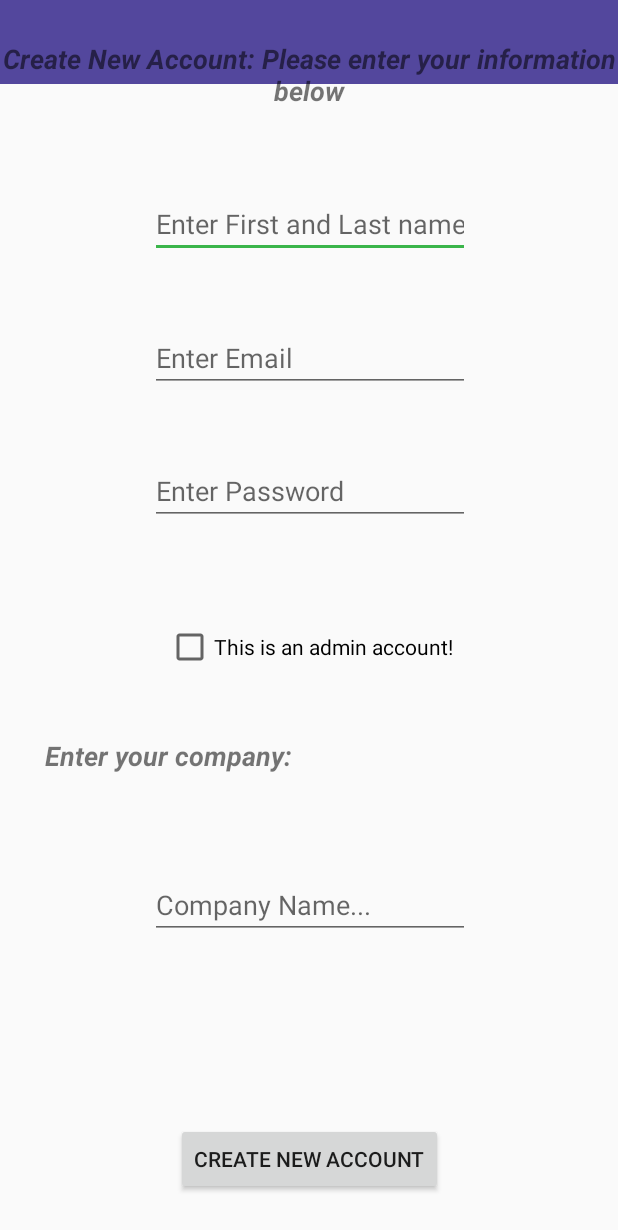
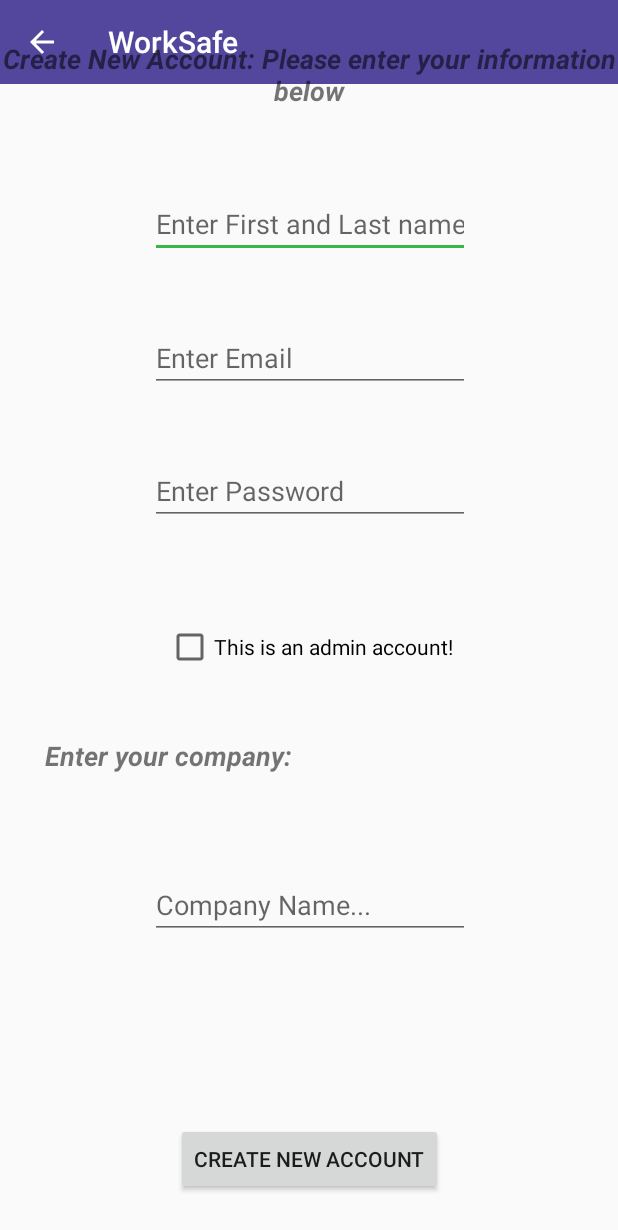
Before and after one commit to adamlm/WorkSafe, an Android app: the screen it shows after launch (CreateNewAccount), after a tap on "Register Account", on a phone screen of 412 x 824 dp. Shown: the top 1230 px of the screen. Run offline under Robolectric (Android 15) with nearby library versions, the phone set to English and light mode, and no system bars; our stand-ins replace Firebase (no records; nobody signed in at launch, a user with empty details on screens opened directly).

Commit message:
Added back button for registration Activity.

```diff
--- a/app/src/main/java/com/worksafe/disruptthedistrict/worksafe/CreateNewAccount.java
+++ b/app/src/main/java/com/worksafe/disruptthedistrict/worksafe/CreateNewAccount.java
@@ -1,8 +1,11 @@
 package com.worksafe.disruptthedistrict.worksafe;
 
 import android.content.Intent;
+import android.graphics.PorterDuff;
 import android.support.v7.app.AppCompatActivity;
+import android.support.v7.widget.Toolbar;
 import android.os.Bundle;
+import android.view.Menu;
 import android.view.View;
 import android.widget.Button;
 import android.widget.CheckBox;
@@ -14,6 +17,16 @@ public class CreateNewAccount extends AppCompatActivity {
     protected void onCreate(Bundle savedInstanceState) {
         super.onCreate(savedInstanceState);
         setContentView(R.layout.activity_create_new_account);
+
+        Toolbar toolbar = (Toolbar) findViewById(R.id.toolbar);
+        setSupportActionBar(toolbar);
+
+        getSupportActionBar().setDisplayHomeAsUpEnabled(true);
+        getSupportActionBar().setDisplayHomeAsUpEnabled(true);
+        toolbar.getNavigationIcon().setColorFilter(getResources().getColor(R.color.colorWhite),
+                PorterDuff.Mode.SRC_ATOP);
+
+
         createNewAccount = (Button)findViewById(R.id.newAccountButton);
         createNewAccount.setOnClickListener(new View.OnClickListener() {
             public void onClick(View v) {
@@ -43,4 +56,16 @@ public class CreateNewAccount extends AppCompatActivity {
         });
 
     }
+
+    @Override
+    public boolean onCreateOptionsMenu(Menu menu) {
+        getMenuInflater().inflate(R.menu.menu_main, menu);
+        return true;
+    }
+
+    @Override
+    public boolean onSupportNavigateUp() {
+        onBackPressed();
+        return true;
+    }
 }
--- a/app/src/main/java/com/worksafe/disruptthedistrict/worksafe/Login.java
+++ b/app/src/main/java/com/worksafe/disruptthedistrict/worksafe/Login.java
@@ -57,31 +57,6 @@ public class Login extends AppCompatActivity implements View.OnKeyListener{
 
         EditText passwordText = (EditText) findViewById(R.id.Password_Field);
         passwordText.setOnKeyListener(this);
-
-        /*
-        login.setOnClickListener(new View.OnClickListener() {
-            public void onClick(View v) {
-                // Code here executes on main thread after user presses button
-                Intent goToMain = new Intent(Login.this, Main_Screen_Admin.class);
-                Intent goToMain2 = new Intent(Login.this, Main_Screen.class);
-                if(isAdmin){
-                    startActivity(goToMain);
-                    String compID = "" + 1;
-                    String status = "New";
-                    String compDetails = "Testing Complaint";
-                    allComplaints = new ArrayList<Complaint>();
-
-                    //Toast.makeText(getApplicationContext(), compDetails,
-                    //      Toast.LENGTH_LONG).show();
-                    Complaint complaint = new Complaint(compID, status, compDetails);
-                    allComplaints.add(complaint);
-                    Login.temp.addComplaint(complaint);
-                    Login.temp.setNumComplaints(Login.temp.getNumComplaints()+1);
-                }
-                else{
-                    startActivity(goToMain2);
-                }
-                */
         mAuth = FirebaseAuth.getInstance();
 
         logInAuthListner = new FirebaseAuth.AuthStateListener() {
--- a/app/src/main/res/layout/activity_create_new_account.xml
+++ b/app/src/main/res/layout/activity_create_new_account.xml
@@ -7,11 +7,14 @@
     android:windowSoftInputMode="adjustPan|stateHidden"
     tools:context="com.worksafe.disruptthedistrict.worksafe.CreateNewAccount">
 
-    <!-- Load the toolbar here -->
-    <include
-        layout="@layout/toolbar_main"
+    <android.support.v7.widget.Toolbar
+        android:id="@+id/toolbar"
+        android:minHeight="?attr/actionBarSize"
         android:layout_width="match_parent"
-        android:layout_height="wrap_content"/>
+        android:layout_height="wrap_content"
+        app:titleTextColor="@android:color/white"
+        android:background="?attr/colorPrimary">
+    </android.support.v7.widget.Toolbar>
 
     <EditText
         android:id="@+id/newAcc_Name"
```
